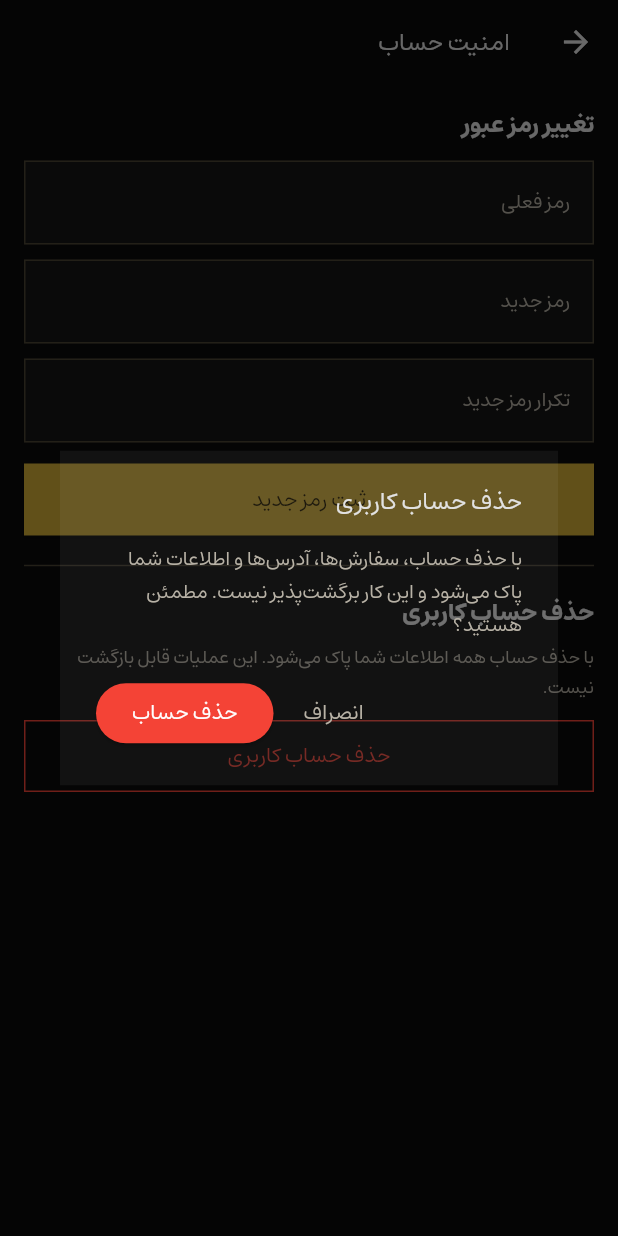
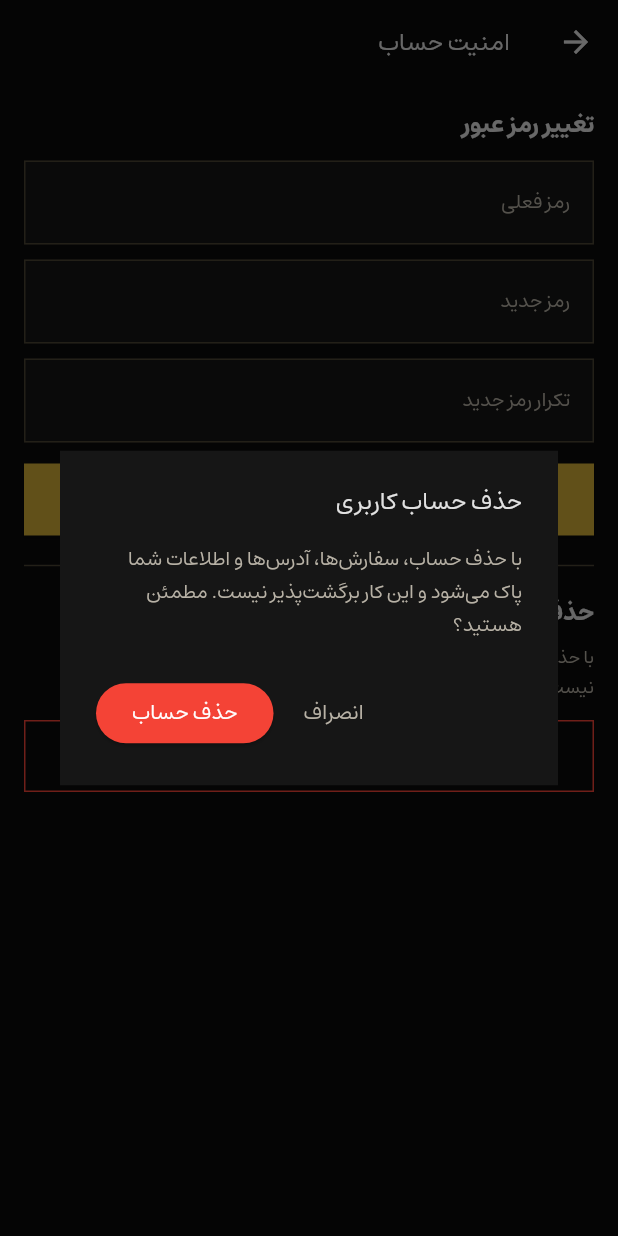
Before and after one commit to persianball/PersianballUIV3, a Flutter app: the AccountSecurityPage screen opened by its route, after a tap on "حذف حساب کاربری", on a phone screen of 412 x 824 dp. Run offline on Flutter 3.47's test engine with Material 3 defaults, Android fonts, the phone set to English and light mode, and no system bars; our stand-ins replace app_links, cached_network_image, carousel_slider, chewie, equatable, flutter_bloc and 10 more; missing offline and left inert: flutter_html_table; accounts and stored records are empty.

Commit message:
fix(ui): غیرشفاف کردن همه‌ی دیالوگ‌ها و باتم‌شیت‌های اپ (از جمله «نیاز به ورود دارید»)
AppColor.surfaceContainer فقط ۵٪ آلفا دارد و برای پنل شیشه‌ای روی
پس‌زمینه‌ی خودِ صفحه طراحی شده است؛ دیالوگ‌ها و باتم‌شیت‌ها اما روی یک
scrim/بریر شفاف باز می‌شوند، نه روی پس‌زمینه‌ی صفحه، پس با همان رنگ
تقریباً کاملاً شفاف دیده می‌شدند (از جمله دیالوگ «نیاز به ورود دارید» در
سبد/آدرس/دوره‌ها، و باتم‌شیت‌های آدرس/تسویه‌حساب/حذف حساب/افزودن دوره).

یک توکن جدید AppColor.surfaceContainerOpaque (همان رنگ، کاملاً کدر روی
obsidianBg) اضافه شد و:
- DialogThemeData سراسری در main.dart با آن جایگزین شد (پیش‌فرض همه‌ی
  AlertDialogهایی که پس‌زمینه‌ی اختصاصی ست نمی‌کنند، مثل دیالوگ‌های
  «نیاز به ورود دارید» در address_service/cart_service/auth_service).
- هر AlertDialog/showModalBottomSheet که صریحاً surfaceContainer داشت
  (آدرس‌ها، جزئیات سفارش، امنیت حساب، تسویه‌حساب، افزودن دوره به سبد) به
  همین توکن کدر تغییر کرد.

Co-Authored-By: Claude Sonnet 5 <noreply@anthropic.com>

```diff
--- a/lib/constant/app_color.dart
+++ b/lib/constant/app_color.dart
@@ -16,6 +16,15 @@ class AppColor {
   static const Color onGold = Color(0xFF241A00);
   static const Color surfaceContainer = Color(0x0DFFFFFF); // white @ 5%
   static const Color surfaceContainerHigh = Color(0x1AFFFFFF); // white @ 10%
+
+  /// نسخه‌ی کاملاً کدر surfaceContainer (رنگ یکسان، بدون شفافیت). دیالوگ‌ها
+  /// و باتم‌شیت‌ها روی یک scrim/بریر شفاف باز می‌شوند، نه روی پس‌زمینه‌ی
+  /// خودِ صفحه؛ اگر از surfaceContainer معمولی (۵٪ آلفا) مستقیم به‌عنوان
+  /// پس‌زمینه‌ی خودشان استفاده کنند، تقریباً کاملاً شفاف دیده می‌شوند و
+  /// محتوای پشت آن‌ها معلوم می‌شود. همیشه به‌جای surfaceContainer برای
+  /// پس‌زمینه‌ی دیالوگ/باتم‌شیت از همین توکن استفاده شود.
+  static final Color surfaceContainerOpaque =
+      Color.alphaBlend(surfaceContainer, obsidianBg);
   static const Color onSurface = Color(0xFFE2E2E2);
   static const Color onSurfaceVariant = Color(0xFFB8B2A6);
   static const Color outlineDark = Color(0xFF99907C);
--- a/lib/main.dart
+++ b/lib/main.dart
@@ -128,7 +128,10 @@ class _MyAppState extends State<MyApp> {
             onError: AppColor.onGold,
           ),
           dialogTheme: DialogThemeData(
-            backgroundColor: AppColor.surfaceContainer,
+            // surfaceContainer فقط ۵٪ آلفا دارد؛ دیالوگ‌ها روی یک scrim
+            // شفاف باز می‌شوند نه پس‌زمینه‌ی خودِ صفحه، پس با آن رنگ تقریباً
+            // نامرئی/شفاف دیده می‌شدند. نسخه‌ی کدرشده استفاده می‌شود.
+            backgroundColor: AppColor.surfaceContainerOpaque,
             shape: const RoundedRectangleBorder(),
           ),
           snackBarTheme: SnackBarThemeData(
--- a/lib/views/screens/account_security_page.dart
+++ b/lib/views/screens/account_security_page.dart
@@ -59,7 +59,7 @@ class _AccountSecurityPageState extends State<AccountSecurityPage> {
       builder: (ctx) => Directionality(
         textDirection: TextDirection.rtl,
         child: AlertDialog(
-          backgroundColor: AppColor.surfaceContainer,
+          backgroundColor: AppColor.surfaceContainerOpaque,
           shape: const RoundedRectangleBorder(),
           title: const Text('حذف حساب کاربری',
               style: TextStyle(fontFamily: 'Estedad', fontSize: 16, color: AppColor.onSurface)),
--- a/lib/views/screens/address_selection_page.dart
+++ b/lib/views/screens/address_selection_page.dart
@@ -235,7 +235,7 @@ class _AddressSelectionPageState extends State<AddressSelectionPage> {
     showModalBottomSheet(
       context: context,
       isScrollControlled: true,
-      backgroundColor: AppColor.surfaceContainer,
+      backgroundColor: AppColor.surfaceContainerOpaque,
       shape: const RoundedRectangleBorder(),
       builder: (ctx) {
         return Directionality(
@@ -364,7 +364,7 @@ class _AddressSelectionPageState extends State<AddressSelectionPage> {
       builder: (ctx) => Directionality(
         textDirection: TextDirection.rtl,
         child: AlertDialog(
-          backgroundColor: AppColor.surfaceContainer,
+          backgroundColor: AppColor.surfaceContainerOpaque,
           shape: const RoundedRectangleBorder(),
           title: const Text('حذف آدرس',
               style: TextStyle(fontFamily: 'Estedad', color: AppColor.onSurface)),
--- a/lib/views/screens/addresses_page.dart
+++ b/lib/views/screens/addresses_page.dart
@@ -166,7 +166,7 @@ class _AddressesPageState extends State<AddressesPage> {
     showModalBottomSheet(
       context: context,
       isScrollControlled: true,
-      backgroundColor: AppColor.surfaceContainer,
+      backgroundColor: AppColor.surfaceContainerOpaque,
       shape: const RoundedRectangleBorder(),
       builder: (ctx) {
         return Directionality(
@@ -318,7 +318,7 @@ class _AddressesPageState extends State<AddressesPage> {
       builder: (ctx) => Directionality(
         textDirection: TextDirection.rtl,
         child: AlertDialog(
-          backgroundColor: AppColor.surfaceContainer,
+          backgroundColor: AppColor.surfaceContainerOpaque,
           shape: const RoundedRectangleBorder(),
           title: const Text('حذف آدرس',
               style: TextStyle(fontFamily: 'Estedad', color: AppColor.onSurface)),
--- a/lib/views/screens/order_detail_page.dart
+++ b/lib/views/screens/order_detail_page.dart
@@ -331,7 +331,7 @@ class _OrderDetailPageState extends State<OrderDetailPage> {
       builder: (ctx) => Directionality(
         textDirection: TextDirection.rtl,
         child: AlertDialog(
-          backgroundColor: AppColor.surfaceContainer,
+          backgroundColor: AppColor.surfaceContainerOpaque,
           shape: const RoundedRectangleBorder(),
           title: Text(isCancel ? 'لغو سفارش' : 'درخواست مرجوعی',
               style: const TextStyle(
--- a/lib/views/screens/order_summary_page.dart
+++ b/lib/views/screens/order_summary_page.dart
@@ -62,7 +62,7 @@ class _OrderSummaryPageState extends State<OrderSummaryPage> {
       builder: (ctx) => Directionality(
         textDirection: TextDirection.rtl,
         child: AlertDialog(
-          backgroundColor: AppColor.surfaceContainer,
+          backgroundColor: AppColor.surfaceContainerOpaque,
           shape: const RoundedRectangleBorder(),
           title: const Text('نیاز به ورود دارید',
               style: TextStyle(fontFamily: 'Estedad', color: AppColor.onSurface)),
--- a/lib/views/widgets/modals/add_course_to_cart_modal.dart
+++ b/lib/views/widgets/modals/add_course_to_cart_modal.dart
@@ -37,7 +37,7 @@ class _AddCourseToCartModalState extends State<AddCourseToCartModal> {
       child: Center(
         child: Container(
           decoration: BoxDecoration(
-            color: AppColor.surfaceContainer,
+            color: AppColor.surfaceContainerOpaque,
             border: Border(
               top: BorderSide(color: AppColor.outlineVariantDark),
               left: BorderSide(color: AppColor.outlineVariantDark),
```
Also changed, not shown: lib/views/widgets/modals/add_to_cart_modal.dart (+1 -7 lines).
